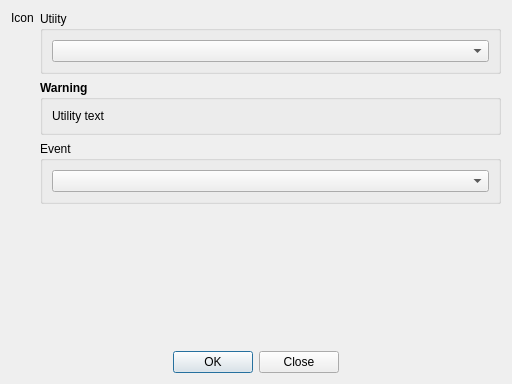
Old version of the form App/Ui/EventToolDialog.ui in the repository paolodestefani/pySagra3.
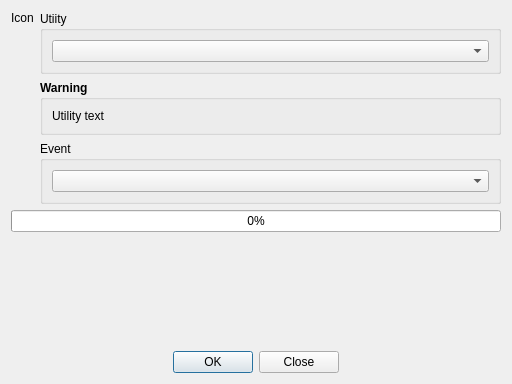
New version of the form.

```diff
--- a/App/Ui/EventToolDialog.ui
+++ b/App/Ui/EventToolDialog.ui
@@ -99,6 +99,19 @@
      </item>
     </layout>
    </item>
+   <item>
+    <widget class="QProgressBar" name="progressBar">
+     <property name="maximum">
+      <number>100</number>
+     </property>
+     <property name="value">
+      <number>0</number>
+     </property>
+     <property name="textVisible">
+      <bool>true</bool>
+     </property>
+    </widget>
+   </item>
    <item>
     <spacer name="verticalSpacer">
      <property name="orientation">
```
